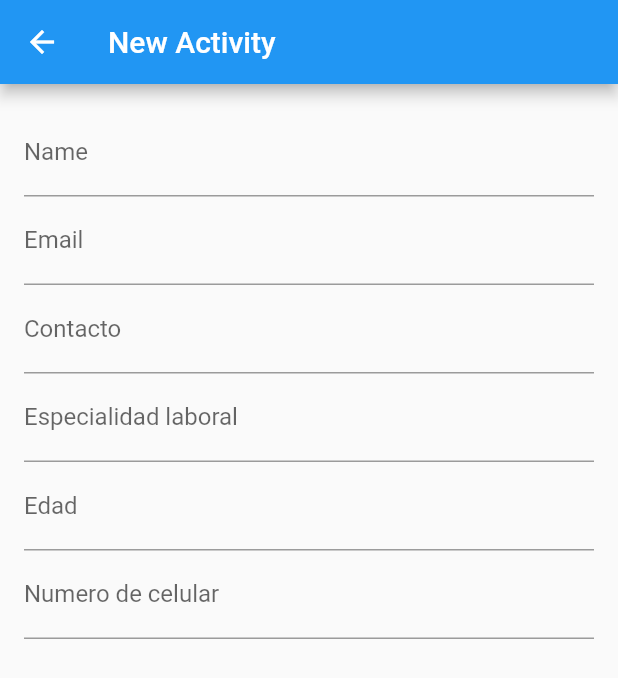
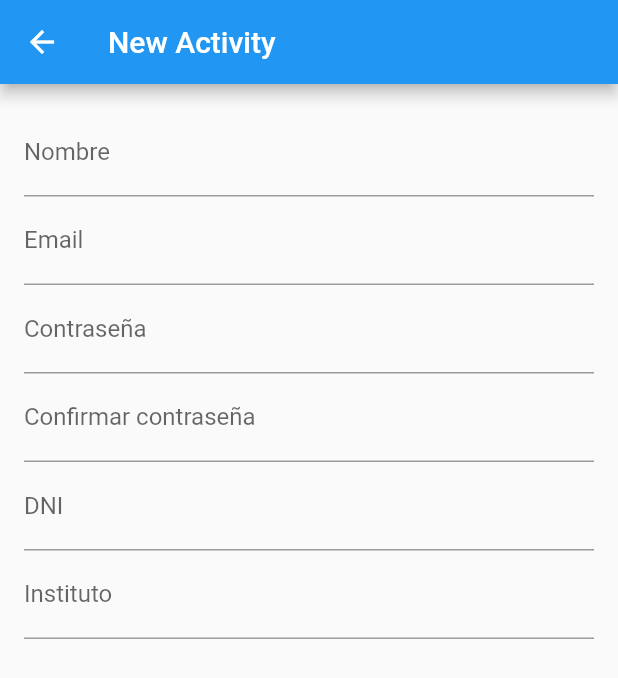
Before and after one commit to CarlosElisban/ProyectoTecnologiasMoviles, a Flutter app: the NewActivity screen opened by its route, on a phone screen of 412 x 824 dp. Shown: the top 678 px of the screen. Run offline on Flutter 3.47's test engine with Material 2 defaults, Android fonts, the phone set to English and light mode, and no system bars; network calls fail.

```diff
--- a/lib/main.dart
+++ b/lib/main.dart
@@ -202,12 +202,7 @@ class EjercicioDetallesScreen extends StatelessWidget {
 
 
 class _NewActivityState2 extends State<NewActivity2> {
-  final List<String> _imagePaths = ['https://images.ecestaticos.com/WAot9QyeV2vzRuE1gVu55WLdv7Y=/0x0:0x0/1200x900/filters:fill(white):format(jpg)/f.elconfidencial.com%2Foriginal%2Fb3c%2Fc7c%2Fff6%2Fb3cc7cff6cc1ee44df172f15afa3e4f9.jpg',
-  'https://images.ecestaticos.com/WAot9QyeV2vzRuE1gVu55WLdv7Y=/0x0:0x0/1200x900/filters:fill(white):format(jpg)/f.elconfidencial.com%2Foriginal%2Fb3c%2Fc7c%2Fff6%2Fb3cc7cff6cc1ee44df172f15afa3e4f9.jpg',
-  'https://images.ecestaticos.com/WAot9QyeV2vzRuE1gVu55WLdv7Y=/0x0:0x0/1200x900/filters:fill(white):format(jpg)/f.elconfidencial.com%2Foriginal%2Fb3c%2Fc7c%2Fff6%2Fb3cc7cff6cc1ee44df172f15afa3e4f9.jpg',
-  'https://images.ecestaticos.com/WAot9QyeV2vzRuE1gVu55WLdv7Y=/0x0:0x0/1200x900/filters:fill(white):format(jpg)/f.elconfidencial.com%2Foriginal%2Fb3c%2Fc7c%2Fff6%2Fb3cc7cff6cc1ee44df172f15afa3e4f9.jpg',
-  'https://images.ecestaticos.com/WAot9QyeV2vzRuE1gVu55WLdv7Y=/0x0:0x0/1200x900/filters:fill(white):format(jpg)/f.elconfidencial.com%2Foriginal%2Fb3c%2Fc7c%2Fff6%2Fb3cc7cff6cc1ee44df172f15afa3e4f9.jpg',
-  'https://images.ecestaticos.com/WAot9QyeV2vzRuE1gVu55WLdv7Y=/0x0:0x0/1200x900/filters:fill(white):format(jpg)/f.elconfidencial.com%2Foriginal%2Fb3c%2Fc7c%2Fff6%2Fb3cc7cff6cc1ee44df172f15afa3e4f9.jpg'];
+  final List<String> _imagePaths = [    'https://images.ecestaticos.com/WAot9QyeV2vzRuE1gVu55WLdv7Y=/0x0:0x0/1200x900/filters:fill(white):format(jpg)/f.elconfidencial.com%2Foriginal%2Fb3c%2Fc7c%2Fff6%2Fb3cc7cff6cc1ee44df172f15afa3e4f9.jpg',    'https://www.sportlife.es/uploads/s1/76/28/31/1/article-flexion-hacia-delante-sentada-isquiotibiales-580f4b65a2c89.jpeg',    'https://media.istockphoto.com/id/1327616016/es/vector/atleta-masculino-saltando-en-el-estadio.jpg?s=612x612&w=0&k=20&c=nUIjYqI_OVV-Le43QPdQT55xPDPbUgOnFSmRykCWPc0=',    'https://calmatel.com/assets/wp-content/uploads/2018/12/sentadillas.jpg',    'https://images.vexels.com/media/users/3/191646/isolated/lists/06b52fbff7982a431f671f7ce7349f29-gran-silueta-de-rutina-de-ejercicios.png',    'https://st2.depositphotos.com/3837271/10204/i/450/depositphotos_102044118-stock-photo-coming-soon-written-on-track.jpg'  ];
 
   @override
   Widget build(BuildContext context) {
@@ -215,17 +210,34 @@ class _NewActivityState2 extends State<NewActivity2> {
       appBar: AppBar(
         title: const Text('Opciones de ejercicios'),
       ),
-      body: Stack(
+      body: Center(
+        child: Container(
+          width: MediaQuery.of(context).size.width * 0.9,
+          child: Stack(
             children: [
+              const Text(
+                'Selecciona ejercicios',
+                style: TextStyle(fontSize: 24.0),
+              ),
               GridView.builder(
+                shrinkWrap: true,
                 itemCount: _imagePaths.length,
                 gridDelegate: SliverGridDelegateWithFixedCrossAxisCount(
-              crossAxisCount: 3,
+                  crossAxisCount: 2,
                   mainAxisSpacing: 10.0,
                   crossAxisSpacing: 10.0,
+                  childAspectRatio: 1.0,
                 ),
                 itemBuilder: (BuildContext context, int index) {
-              return GestureDetector(
+                  return Container(
+                    decoration: BoxDecoration(
+                      border: Border.all(
+                        color: Colors.grey[400]!,
+                        width: 1.0,
+                      ),
+                      borderRadius: BorderRadius.circular(8.0),
+                    ),
+                    child: GestureDetector(
                       onTap: () {
                         Navigator.push(
                           context,
@@ -236,42 +248,36 @@ class _NewActivityState2 extends State<NewActivity2> {
                           ),
                         );
                       },
+                      child: ClipRRect(
+                        borderRadius: BorderRadius.circular(8.0),
                         child: Image.network(
                           _imagePaths[index],
                           fit: BoxFit.cover,
                         ),
+                      ),
+                    ),
                   );
                 },
               ),
-          Positioned(
-            top: 20.0,
-            left: 0.0,
-            right: 0.0,
-            child: Center(
-              child: Text(
-                'Selecciona un ejercicio',
-                style: TextStyle(
-                  fontSize: 20.0,
-                  fontWeight: FontWeight.bold,
+            ],
           ),
         ),
-            ),
-          ),
-        ],
       ),
     );
   }
 }
 
 
+
 class _NewActivityState extends State<NewActivity> {
   final _formKey = GlobalKey<FormState>();
   final _nameController = TextEditingController();
   final _emailController = TextEditingController();
-  final _contactoController = TextEditingController();
-  final _especialidadlabController = TextEditingController();
-  final _edadController = TextEditingController();
-  final _celularController = TextEditingController();
+  final _passwordControllerR = TextEditingController();
+  final _passwordControllerRConfirm = TextEditingController();
+  final _DNIController = TextEditingController();
+  final _institutoController = TextEditingController();
+
 
   @override
   Widget build(BuildContext context) {
@@ -289,7 +295,7 @@ class _NewActivityState extends State<NewActivity> {
               TextFormField(
                 controller: _nameController,
                 decoration: const InputDecoration(
-                  labelText: 'Name',
+                  labelText: 'Nombre',
                 ),
                 validator: (value) {
                   if (value?.isEmpty ?? true) {
@@ -313,49 +319,51 @@ class _NewActivityState extends State<NewActivity> {
                 },
               ),
               TextFormField(
-                controller: _contactoController,
+                controller: _passwordControllerR,
                 decoration: InputDecoration(
-                  labelText: 'Contacto',
+                  labelText: 'Contraseña',
                 ),
+                obscureText: true,
                 validator: (value) {
                   if (value?.isEmpty ?? true) {
-                    return 'Please enter your contact name';
+                    return 'Please enter your password';
                   }
                   return null;
                 },
               ),
               TextFormField(
-                controller: _especialidadlabController,
+                controller: _passwordControllerRConfirm,
                 decoration: InputDecoration(
-                  labelText: 'Especialidad laboral',
+                  labelText: 'Confirmar contraseña',
                 ),
+                obscureText: true,
                 validator: (value) {
                   if (value?.isEmpty ?? true) {
-                    return 'Please enter your contact name';
+                    return 'Please enter your password';
                   }
                   return null;
                 },
               ),
               TextFormField(
-                controller: _edadController,
-                decoration: InputDecoration(
-                  labelText: 'Edad',
+                controller: _DNIController,
+                decoration: const InputDecoration(
+                  labelText: 'DNI',
                 ),
                 validator: (value) {
                   if (value?.isEmpty ?? true) {
-                    return 'Please enter your contact name';
+                    return 'Please enter your name';
                   }
                   return null;
                 },
               ),
               TextFormField(
-                controller: _celularController,
-                decoration: InputDecoration(
-                  labelText: 'Numero de celular',
+                controller: _institutoController,
+                decoration: const InputDecoration(
+                  labelText: 'Instituto',
                 ),
                 validator: (value) {
                   if (value?.isEmpty ?? true) {
-                    return 'Please enter your contact name';
+                    return 'Please enter your name';
                   }
                   return null;
                 },
```
Lines whose indentation alone changed are shown as unchanged.
